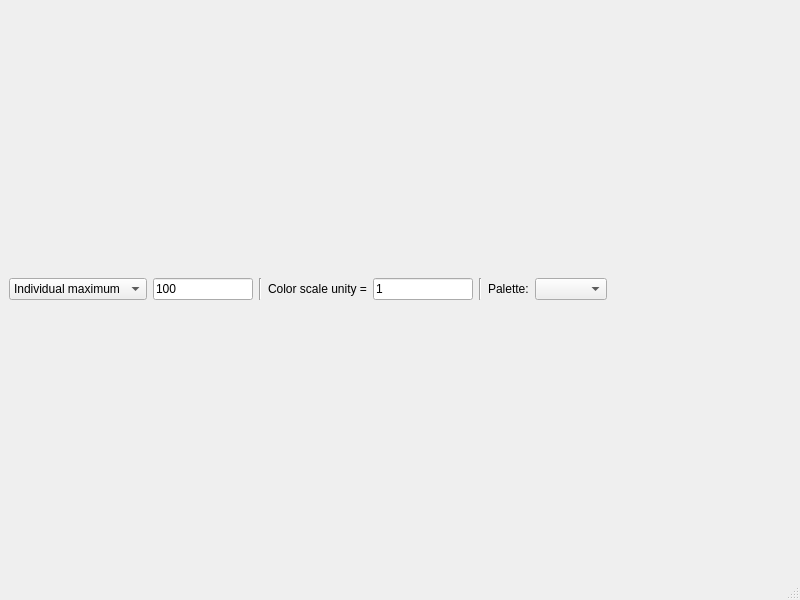
Qt form ants3bundle/src/ants3/gui/graph/aviewer3d.ui (andrmor/ANTS3bundle) before a commit.
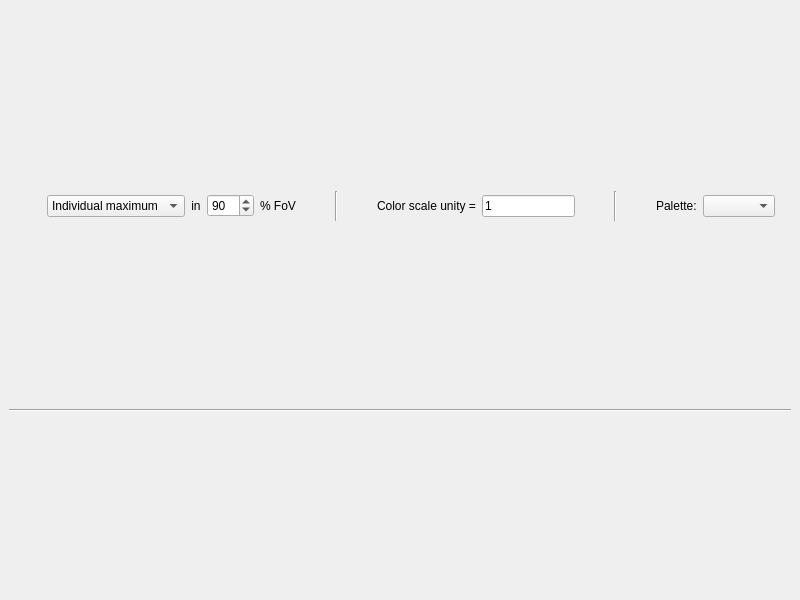
The same form after that commit. The open tabs and pages were chosen to show the change.

```diff
--- a/ants3bundle/src/ants3/gui/graph/aviewer3d.ui
+++ b/ants3bundle/src/ants3/gui/graph/aviewer3d.ui
@@ -16,7 +16,51 @@
   <widget class="QWidget" name="centralwidget">
    <layout class="QVBoxLayout" name="verticalLayout">
     <item>
-     <layout class="QHBoxLayout" name="horizontalLayout_2">
+     <widget class="QFrame" name="frame_2">
+      <property name="minimumSize">
+       <size>
+        <width>0</width>
+        <height>0</height>
+       </size>
+      </property>
+      <property name="maximumSize">
+       <size>
+        <width>16777215</width>
+        <height>40</height>
+       </size>
+      </property>
+      <property name="frameShape">
+       <enum>QFrame::NoFrame</enum>
+      </property>
+      <property name="frameShadow">
+       <enum>QFrame::Raised</enum>
+      </property>
+      <layout class="QHBoxLayout" name="horizontalLayout_5">
+       <property name="leftMargin">
+        <number>5</number>
+       </property>
+       <property name="topMargin">
+        <number>5</number>
+       </property>
+       <property name="rightMargin">
+        <number>5</number>
+       </property>
+       <property name="bottomMargin">
+        <number>5</number>
+       </property>
+       <item>
+        <spacer name="horizontalSpacer_2">
+         <property name="orientation">
+          <enum>Qt::Horizontal</enum>
+         </property>
+         <property name="sizeHint" stdset="0">
+          <size>
+           <width>40</width>
+           <height>20</height>
+          </size>
+         </property>
+        </spacer>
+       </item>
       <item>
        <widget class="QComboBox" name="cobMaximum">
         <item>
@@ -37,6 +81,84 @@
        </widget>
       </item>
       <item>
+        <widget class="QStackedWidget" name="stackedWidget">
+         <property name="sizePolicy">
+          <sizepolicy hsizetype="Minimum" vsizetype="Preferred">
+           <horstretch>0</horstretch>
+           <verstretch>0</verstretch>
+          </sizepolicy>
+         </property>
+         <property name="currentIndex">
+          <number>0</number>
+         </property>
+         <widget class="QWidget" name="page"/>
+         <widget class="QWidget" name="page_2">
+          <layout class="QHBoxLayout" name="horizontalLayout_4">
+           <property name="leftMargin">
+            <number>0</number>
+           </property>
+           <property name="topMargin">
+            <number>0</number>
+           </property>
+           <property name="rightMargin">
+            <number>0</number>
+           </property>
+           <property name="bottomMargin">
+            <number>0</number>
+           </property>
+           <item>
+            <widget class="QLabel" name="label_4">
+             <property name="sizePolicy">
+              <sizepolicy hsizetype="Minimum" vsizetype="Preferred">
+               <horstretch>0</horstretch>
+               <verstretch>0</verstretch>
+              </sizepolicy>
+             </property>
+             <property name="text">
+              <string>in</string>
+             </property>
+             <property name="alignment">
+              <set>Qt::AlignCenter</set>
+             </property>
+            </widget>
+           </item>
+           <item>
+            <widget class="QSpinBox" name="sbMaxInFractionFoV">
+             <property name="minimum">
+              <number>1</number>
+             </property>
+             <property name="maximum">
+              <number>100</number>
+             </property>
+             <property name="value">
+              <number>90</number>
+             </property>
+            </widget>
+           </item>
+           <item>
+            <widget class="QLabel" name="label_3">
+             <property name="text">
+              <string>% FoV</string>
+             </property>
+            </widget>
+           </item>
+          </layout>
+         </widget>
+         <widget class="QWidget" name="page_3">
+          <layout class="QHBoxLayout" name="horizontalLayout_3">
+           <property name="leftMargin">
+            <number>0</number>
+           </property>
+           <property name="topMargin">
+            <number>0</number>
+           </property>
+           <property name="rightMargin">
+            <number>0</number>
+           </property>
+           <property name="bottomMargin">
+            <number>0</number>
+           </property>
+           <item>
        <widget class="QLineEdit" name="ledMaximum">
         <property name="maximumSize">
          <size>
@@ -49,6 +171,23 @@
         </property>
        </widget>
       </item>
+          </layout>
+         </widget>
+        </widget>
+       </item>
+       <item>
+        <spacer name="horizontalSpacer_4">
+         <property name="orientation">
+          <enum>Qt::Horizontal</enum>
+         </property>
+         <property name="sizeHint" stdset="0">
+          <size>
+           <width>40</width>
+           <height>20</height>
+          </size>
+         </property>
+        </spacer>
+       </item>
       <item>
        <widget class="Line" name="line">
         <property name="orientation">
@@ -56,6 +195,19 @@
         </property>
        </widget>
       </item>
+       <item>
+        <spacer name="horizontalSpacer_3">
+         <property name="orientation">
+          <enum>Qt::Horizontal</enum>
+         </property>
+         <property name="sizeHint" stdset="0">
+          <size>
+           <width>40</width>
+           <height>20</height>
+          </size>
+         </property>
+        </spacer>
+       </item>
       <item>
        <widget class="QLabel" name="label_2">
         <property name="text">
@@ -76,6 +228,19 @@
         </property>
        </widget>
       </item>
+       <item>
+        <spacer name="horizontalSpacer_5">
+         <property name="orientation">
+          <enum>Qt::Horizontal</enum>
+         </property>
+         <property name="sizeHint" stdset="0">
+          <size>
+           <width>40</width>
+           <height>20</height>
+          </size>
+         </property>
+        </spacer>
+       </item>
       <item>
        <widget class="Line" name="line_2">
         <property name="orientation">
@@ -83,6 +248,19 @@
         </property>
        </widget>
       </item>
+       <item>
+        <spacer name="horizontalSpacer_6">
+         <property name="orientation">
+          <enum>Qt::Horizontal</enum>
+         </property>
+         <property name="sizeHint" stdset="0">
+          <size>
+           <width>40</width>
+           <height>20</height>
+          </size>
+         </property>
+        </spacer>
+       </item>
       <item>
        <widget class="QLabel" name="label">
         <property name="text">
@@ -100,13 +278,21 @@
         </property>
         <property name="sizeHint" stdset="0">
          <size>
-          <width>40</width>
+           <width>18</width>
           <height>20</height>
          </size>
         </property>
        </spacer>
       </item>
      </layout>
+     </widget>
+    </item>
+    <item>
+     <widget class="Line" name="line_3">
+      <property name="orientation">
+       <enum>Qt::Horizontal</enum>
+      </property>
+     </widget>
     </item>
     <item>
      <layout class="QHBoxLayout" name="horizontalLayout"/>
@@ -123,7 +309,6 @@
     </rect>
    </property>
   </widget>
-  <widget class="QStatusBar" name="statusbar"/>
  </widget>
  <resources/>
  <connections/>
```
Left out of the diff: 19 changed lines with no effect on the pictures. Lines whose indentation alone changed are shown as unchanged.
